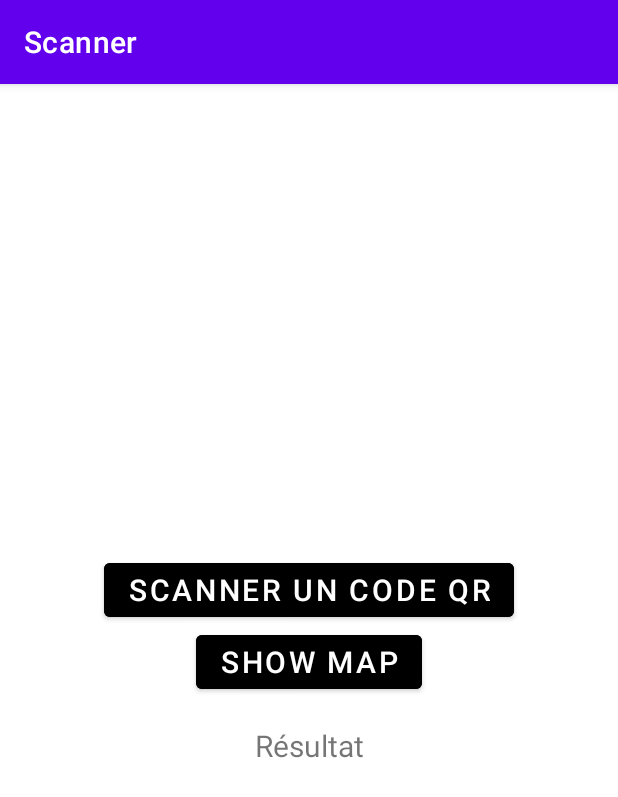
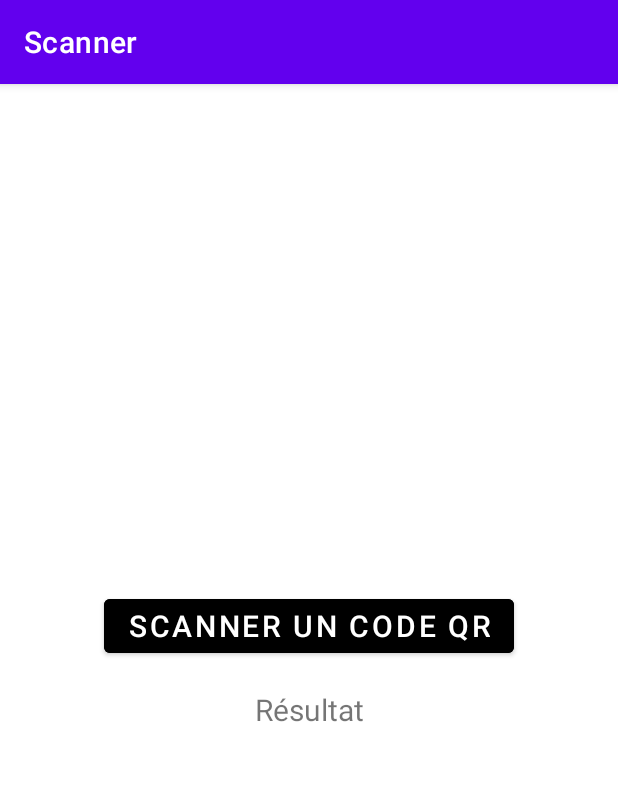
Before and after one commit to clementgirardin/QRscanner, an Android app: the screen it shows after launch (MainActivity), on a phone screen of 412 x 824 dp. Shown: the top 797 px of the screen. Run offline under Robolectric (Android 15) with nearby library versions, the phone set to English and light mode, and no system bars; 1 statement that could not run was skipped.

Commit message:
MAJ commentaires

```diff
--- a/app/src/main/java/com/example/scanner/MainActivity.java
+++ b/app/src/main/java/com/example/scanner/MainActivity.java
@@ -32,11 +32,12 @@ public class MainActivity extends AppCompatActivity {
             }
         });
 
-        showMap.setOnClickListener(new View.OnClickListener() {
-            @Override
-            public void onClick(View view) {
-                startActivity(new Intent(getApplicationContext(),MapsActivity.class));
-            }
-        });
+        // Test clique du bouton pour afficher la map
+//        showMap.setOnClickListener(new View.OnClickListener() {
+//            @Override
+//            public void onClick(View view) {
+//                startActivity(new Intent(getApplicationContext(),MapsActivity.class));
+//            }
+//        });
     }
 }
--- a/app/src/main/res/layout/activity_main.xml
+++ b/app/src/main/res/layout/activity_main.xml
@@ -16,14 +16,15 @@
         android:backgroundTint="@color/black"
         />
 
-    <Button
-        android:id="@+id/btn_map"
-        android:layout_width="wrap_content"
-        android:layout_height="wrap_content"
-        android:text="Show map"
-        android:textSize="20sp"
-        android:backgroundTint="@color/black"
-        />
+<!-- Bouton pour tester la map -->
+<!--    <Button-->
+<!--        android:id="@+id/btn_map"-->
+<!--        android:layout_width="wrap_content"-->
+<!--        android:layout_height="wrap_content"-->
+<!--        android:text="Show map"-->
+<!--        android:textSize="20sp"-->
+<!--        android:backgroundTint="@color/black"-->
+<!--        />-->
 
     <TextView
         android:id="@+id/txt_resultat"
```
